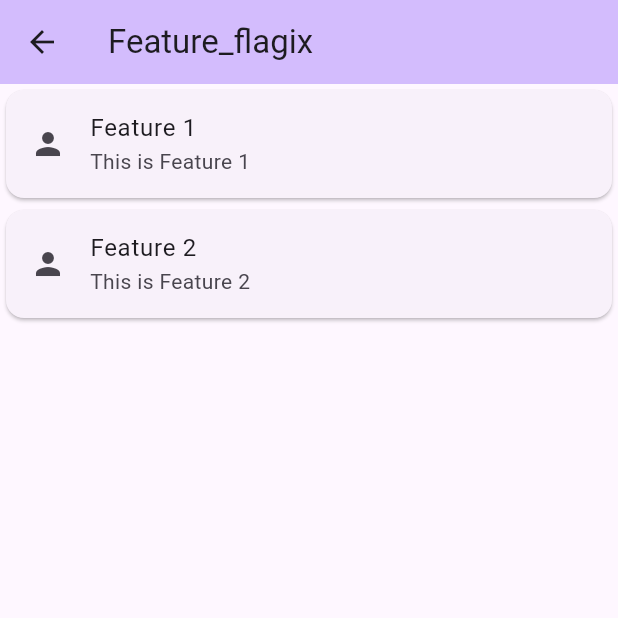
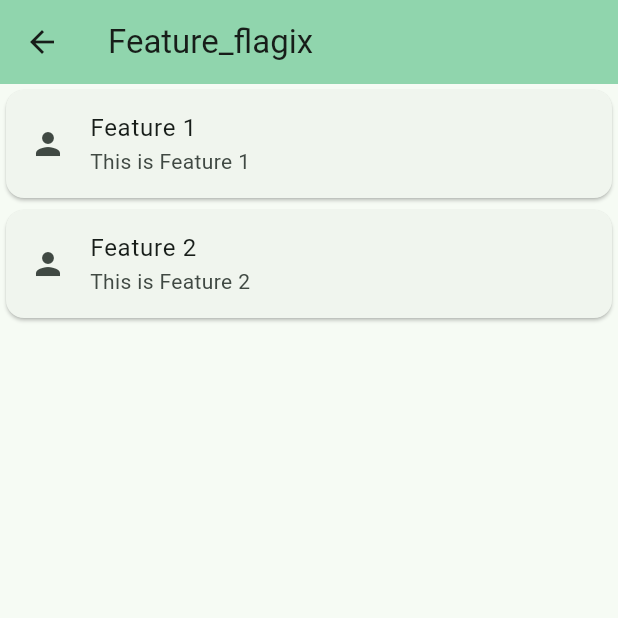
Before and after one commit to Mustafa7Ibrahim/feature_flagix, a Flutter app: the screen it shows after launch, after a tap on "Go to Flags Page", on a phone screen of 412 x 824 dp, the top half of it. Run offline on Flutter 3.47's test engine with Material 3 defaults, Android fonts, the phone set to English and light mode, and no system bars.

Commit message:
clean up the code

```diff
--- a/example/lib/data/fake_flags.dart
+++ b/example/lib/data/fake_flags.dart
@@ -1,11 +1 @@
-List<String> flags = ['feature1', 'feature2'];
-
-/// create a fake function to get the current user flags
-/// it should return a list of flags
-/// and the flags should be a string
-/// this function is a fake function that return a future
-
-Future<List<String>> getUserFlags() async {
-  await Future.delayed(const Duration(seconds: 2));
-  return flags;
-}
+List<String> customFlags = ['feature1', 'feature2'];
--- a/example/lib/main.dart
+++ b/example/lib/main.dart
@@ -1,12 +1,8 @@
-import 'dart:developer';
-
 import 'package:example/data/fake_flags.dart';
 import 'package:feature_flagix/feature_flagix.dart';
 import 'package:flutter/material.dart';
 
-void main() {
-  runApp(const MyApp());
-}
+void main() => runApp(const MyApp());
 
 class MyApp extends StatefulWidget {
   const MyApp({super.key});
@@ -17,18 +13,18 @@ class MyApp extends StatefulWidget {
 
 class _MyAppState extends State<MyApp> {
   // Create a new instance of [AppFlagix].
-  final AppFlagix appFlagix = AppFlagix();
+  final FeatureFlagix featureFlagix = FeatureFlagix();
 
-  /// Create a new instance of [FlagixModel] with the given [roles].
-  FlagixModel flagixModel = FlagixModel(
+  /// Create a new instance of [FlagixRoles] with the given [roles].
+  FlagixRoles flagixModel = FlagixRoles(
     roles: {
-      Roles.user: RoleFlagix<String>(
+      Roles.user: FlagixPermissions<String>(
         permissions: [
           Flags.feature1.name,
           Flags.feature2.name,
         ],
       ),
-      Roles.admin: RoleFlagix(
+      Roles.admin: FlagixPermissions(
         permissions: [
           Flags.feature1.name,
           Flags.feature2.name,
@@ -36,15 +32,15 @@ class _MyAppState extends State<MyApp> {
           Flags.feature4.name,
         ],
       ),
-      Roles.moderator: RoleFlagix(
+      Roles.moderator: FlagixPermissions(
         permissions: [
           Flags.feature1.name,
           Flags.feature2.name,
           Flags.feature3.name,
         ],
       ),
-      Roles.custom: RoleFlagix(
-        permissions: flags,
+      Roles.custom: FlagixPermissions(
+        permissions: customFlags,
       ),
     },
   );
@@ -52,9 +48,9 @@ class _MyAppState extends State<MyApp> {
   @override
   void initState() {
     super.initState();
-    appFlagix.setCurrentRole(Roles.user);
+    featureFlagix.setCurrentRole(Roles.user);
     // Initialize the [AppFlagix] instance with the [FlagixModel] instance.
-    appFlagix.setPermissions(flagixModel);
+    featureFlagix.setPermissions(flagixModel);
   }
 
   @override
@@ -62,7 +58,7 @@ class _MyAppState extends State<MyApp> {
     return MaterialApp(
       title: 'Feature_flagix Demo',
       theme: ThemeData(
-        colorScheme: ColorScheme.fromSeed(seedColor: Colors.deepPurple),
+        colorScheme: ColorScheme.fromSeed(seedColor: Colors.greenAccent),
         useMaterial3: true,
       ),
       home: const MyHomePage(),
@@ -95,7 +91,7 @@ class MyHomePage extends StatefulWidget {
 
 class _MyHomePageState extends State<MyHomePage> {
   // Create a new instance of [AppFlagix].
-  final AppFlagix appFlagix = AppFlagix();
+  final FeatureFlagix featureFlagix = FeatureFlagix();
 
   /// current user role
   late Roles role;
@@ -121,13 +117,8 @@ class _MyHomePageState extends State<MyHomePage> {
           DropdownButton<Roles>(
             value: role,
             onChanged: (Roles? value) {
-              setState(() {
-                role = value!;
-                appFlagix.setCurrentRole(role);
-              });
-              log('Current role setter: $value');
-              log('Current role: $role');
-              log('Current role: ${appFlagix.currentRole}');
+              setState(() => role = value!);
+              featureFlagix.setCurrentRole(role);
             },
             items: const <DropdownMenuItem<Roles>>[
               DropdownMenuItem<Roles>(
@@ -169,6 +160,7 @@ class _MyHomePageState extends State<MyHomePage> {
   }
 }
 
+/// a page to show the current feature flags
 class FlagsClass extends StatelessWidget {
   const FlagsClass({super.key});
 
@@ -181,7 +173,7 @@ class FlagsClass extends StatelessWidget {
       ),
       body: ListView(
         children: [
-          FlagixWidget(
+          Flagix(
             flag: Flags.feature1.name,
             child: const Card(
               child: ListTile(
@@ -191,7 +183,7 @@ class FlagsClass extends StatelessWidget {
               ),
             ),
           ),
-          FlagixWidget(
+          Flagix(
             flag: Flags.feature2.name,
             child: const Card(
               child: ListTile(
@@ -201,7 +193,7 @@ class FlagsClass extends StatelessWidget {
               ),
             ),
           ),
-          FlagixWidget(
+          Flagix(
             flag: Flags.feature3.name,
             child: const Card(
               child: ListTile(
@@ -211,7 +203,7 @@ class FlagsClass extends StatelessWidget {
               ),
             ),
           ),
-          FlagixWidget(
+          Flagix(
             flag: Flags.feature4.name,
             child: const Card(
               child: ListTile(
--- a/lib/feature_flagix.dart
+++ b/lib/feature_flagix.dart
@@ -1,5 +1,6 @@
 library feature_flagix;
 
-export 'package:feature_flagix/src/app_flagix.dart';
-export 'package:feature_flagix/src/flagix_widget.dart';
-export 'package:feature_flagix/src/flagix_models.dart';
+export 'package:feature_flagix/src/feature_flagix.dart';
+export 'package:feature_flagix/src/flagix.dart';
+export 'package:feature_flagix/src/models/flagix_permissions.dart';
+export 'package:feature_flagix/src/models/flagix_roles.dart';
--- a/lib/src/app_flagix.dart
+++ b/lib/src/feature_flagix.dart
@@ -1,48 +1,40 @@
-import 'dart:developer';
+import 'package:feature_flagix/src/models/flagix_roles.dart';
 
-import 'package:feature_flagix/src/flagix_models.dart';
-
-class AppFlagix<P> {
-  late FlagixModel _appPermissions;
+class FeatureFlagix<P> {
+  late FlagixRoles _appPermissions;
   late P _currentRole;
 
   // Private constructor to prevent instantiation from outside the class.
-  AppFlagix._() : _currentRole = "Role" as P;
+  FeatureFlagix._() : _currentRole = "Role" as P;
 
   // The single instance of the class.
-  static AppFlagix? _instance;
+  static FeatureFlagix? _instance;
 
   // Factory constructor to provide a controlled instance.
-  factory AppFlagix() {
-    _instance ??= AppFlagix._();
-    return _instance as AppFlagix<P>; // Cast to the correct type
+  factory FeatureFlagix() {
+    _instance ??= FeatureFlagix._();
+    return _instance as FeatureFlagix<P>; // Cast to the correct type
   }
 
   P get currentRole => _currentRole;
 
-  void setPermissions(FlagixModel permissions) {
+  /// Sets the app permissions
+  void setPermissions(FlagixRoles permissions) {
     _appPermissions = permissions;
   }
 
-  void setCurrentRole(P role) {
-    _currentRole = role;
-  }
+  /// Sets the current role.
+  void setCurrentRole(P role) => _currentRole = role;
 
   bool hasPermission(P permission) {
-    log("Checking permission: $permission");
-    log("Current role: $_currentRole");
-    log("App permissions: ${_appPermissions.roles}");
     // Check if the current role exists in the appPermissions
     if (_appPermissions.roles.containsKey(_currentRole)) {
-      log("Current role: $_currentRole");
       // Get the permissions associated with the current role
       final rolePermissions = _appPermissions.roles[_currentRole]!.permissions;
-      log("Role permissions: $rolePermissions");
 
       // Check if the specified permission is present in the role's permissions
       return rolePermissions.contains(permission);
     }
-    log("Role not found");
     // If the role is not found, return false (no permission)
     return false;
   }
--- a/lib/src/flagix_widget.dart
+++ b/lib/src/flagix.dart
@@ -1,20 +1,18 @@
-import 'dart:developer';
-
-import 'package:feature_flagix/src/app_flagix.dart';
+import 'package:feature_flagix/src/feature_flagix.dart';
 import 'package:flutter/material.dart';
 
 /// A widget that conditionally shows its child
 /// based on the user's role and required permission.
-class FlagixWidget<P, R> extends StatefulWidget {
-  /// Constructs a [FlagixWidget].
+class Flagix<P, R> extends StatefulWidget {
+  /// Constructs a [Flagix].
   ///
-  /// The [flagix] parameter specifies the flag
+  /// The [flag] parameter specifies the flag
   /// required to show the child widget.
   ///
   /// The [child] parameter specifies the widget to be shown if
   /// the user has the required permission.
   ///
-  const FlagixWidget({
+  const Flagix({
     required this.flag,
     required this.child,
     super.key,
@@ -27,11 +25,11 @@ class FlagixWidget<P, R> extends StatefulWidget {
   final Widget child;
 
   @override
-  State<FlagixWidget> createState() => _FlagixWidgetState<R>();
+  State<Flagix> createState() => _FlagixState<R>();
 }
 
-class _FlagixWidgetState<R> extends State<FlagixWidget> {
-  final AppFlagix _appFlagix = AppFlagix();
+class _FlagixState<R> extends State<Flagix> {
+  final FeatureFlagix _appFlagix = FeatureFlagix();
   late R role;
   late bool hasPermissionGranted;
 
@@ -44,7 +42,6 @@ class _FlagixWidgetState<R> extends State<FlagixWidget> {
 
   @override
   Widget build(BuildContext context) {
-    log('FlagixWidget: role: $role, flag: ${widget.flag}, hasPermissionGranted: $hasPermissionGranted');
     // Show the widget only if the role has the required permission
     return hasPermissionGranted ? widget.child : const SizedBox.shrink();
   }
--- a/lib/src/flagix_models.dart
+++ /dev/null
@@ -1,21 +0,0 @@
-/// Represents the permissions associated with different roles.
-class FlagixModel<R, P> {
-  /// Creates a new instance of [FlagixModel] with the given [roles].
-  FlagixModel({
-    required this.roles,
-  });
-
-  /// A map that associates [Roles] with their corresponding [RoleFlagix].
-  final Map<R, RoleFlagix<P>> roles;
-}
-
-/// Represents the permissions associated with a specific role.
-class RoleFlagix<P> {
-  /// Creates a new instance of [RoleFlagix] with the given [permissions].
-  RoleFlagix({
-    required this.permissions,
-  });
-
-  /// The list of [FlagixModel] associated with this role.
-  final List<P> permissions;
-}
--- /dev/null
+++ b/lib/src/models/flagix_permissions.dart
@@ -0,0 +1,10 @@
+/// Represents the permissions associated with a specific role.
+class FlagixPermissions<P> {
+  /// Creates a new instance of [FlagixPermissions] with the given [permissions].
+  FlagixPermissions({
+    required this.permissions,
+  });
+
+  /// The list of permissions associated with the role.
+  final List<P> permissions;
+}
--- /dev/null
+++ b/lib/src/models/flagix_roles.dart
@@ -0,0 +1,11 @@
+import 'package:feature_flagix/src/models/flagix_permissions.dart';
+
+/// Represents the permissions associated with different roles.
+class FlagixRoles<R, P> {
+  /// Creates a new instance of [FlagixRoles] with the given roles.
+  FlagixRoles({required this.roles});
+
+  /// A map that associates [FlagixPermissions]
+  /// with their corresponding [R] role.
+  final Map<R, FlagixPermissions<P>> roles;
+}
```
Also changed, not shown: 1 other file.
